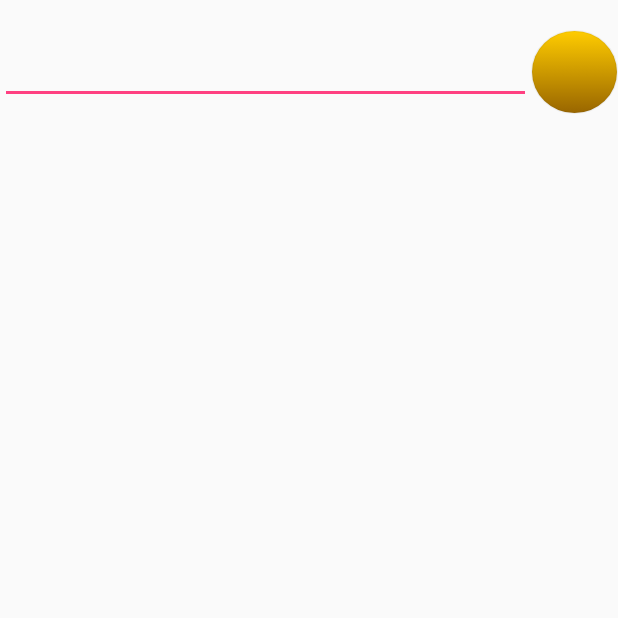
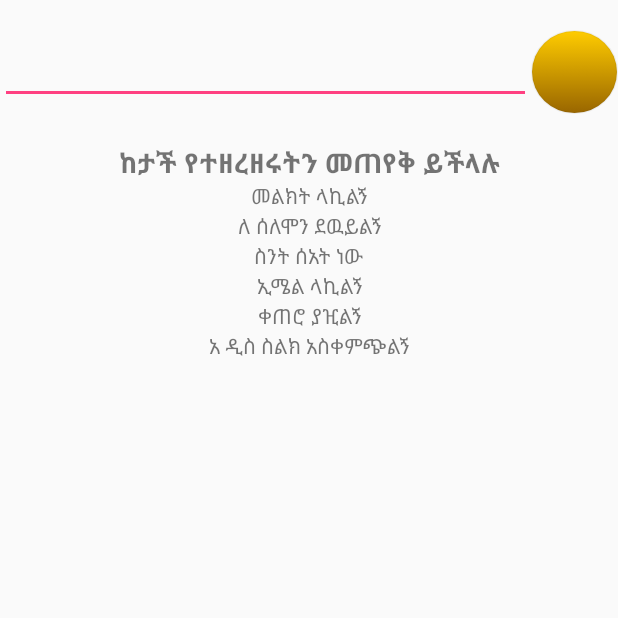
Before and after one commit to solmn1/SmartHabesha, an Android app: the screen it shows after launch (MainController), on a phone screen of 412 x 824 dp, the top half of it. Run offline under Robolectric (Android 15) with nearby library versions, the phone set to English and light mode, and no system bars; libraries missing offline, so code that uses them is left out: org.java_websocket.client, org.java_websocket.handshake; plain views replace MicButton; 3 statements that could not run were skipped.

Commit message:
default layout added

```diff
--- a/app/src/main/res/layout/activity_main.xml
+++ b/app/src/main/res/layout/activity_main.xml
@@ -8,8 +8,11 @@
 
    <LinearLayout android:layout_height="wrap_content"
        android:layout_width="match_parent"
-       android:orientation="horizontal"
+       android:orientation="vertical"
        android:layout_marginTop="20dp">
+       <LinearLayout android:layout_width="match_parent"
+           android:layout_height="wrap_content"
+           android:orientation="horizontal">
            <EditText android:layout_height="wrap_content"
                android:layout_width="250dp"
                android:layout_weight="0.33"
@@ -22,11 +25,58 @@
                android:background="@drawable/button_mic"
                android:gravity="center"
                android:src="@drawable/ic_voice_search_api_material" />
+       </LinearLayout>
+
+
+   </LinearLayout>
+    <LinearLayout
+        android:layout_marginTop="20dp"
+        android:layout_width="match_parent"
+        android:layout_height="wrap_content"
+        android:orientation="vertical"
+        android:id="@+id/defaultLayout">
+        <TextView android:layout_width="match_parent"
+            android:layout_height="wrap_content"
+            android:text="ከታች የተዘረዘሩትን መጠየቅ ይችላሉ"
+            android:textSize="18dp"
+            android:textAlignment="center"
+            android:textStyle="bold"/>
+        <TextView android:layout_height="wrap_content"
+            android:layout_width="match_parent"
+            android:textAlignment="center"
+            android:text="መልክት ላኪልኝ"/>
+        <TextView android:layout_height="wrap_content"
+            android:layout_width="match_parent"
+            android:textAlignment="center"
+            android:text="ለ ሰለሞን ደዉይልኝ"/>
+        <TextView android:layout_height="wrap_content"
+            android:layout_width="match_parent"
+            android:textAlignment="center"
+            android:text="ስንት ሰአት ነው"/>
+        <TextView android:layout_height="wrap_content"
+            android:layout_width="match_parent"
+            android:textAlignment="center"
+            android:text="ኢሜል ላኪልኝ"/>
+        <TextView android:layout_height="wrap_content"
+            android:layout_width="match_parent"
+            android:textAlignment="center"
+            android:text="ቀጠሮ ያዢልኝ"/>
+        <TextView android:layout_height="wrap_content"
+            android:layout_width="match_parent"
+            android:textAlignment="center"
+            android:text="አ ዲስ ስልክ አስቀምጭልኝ"/>
+
+    </LinearLayout>
+    <LinearLayout
+        android:layout_marginTop="20dp"
+        android:layout_width="match_parent"
+        android:layout_height="wrap_content"
+        android:orientation="vertical"
+        android:id="@+id/time">
 
     </LinearLayout>
     <LinearLayout android:layout_height="wrap_content"
         android:layout_width="match_parent"
-        android:layout_marginTop="400dp"
         android:orientation="vertical">
         <TextView android:layout_width="match_parent"
             android:layout_height="wrap_content"
```
Lines whose indentation alone changed are shown as unchanged.
